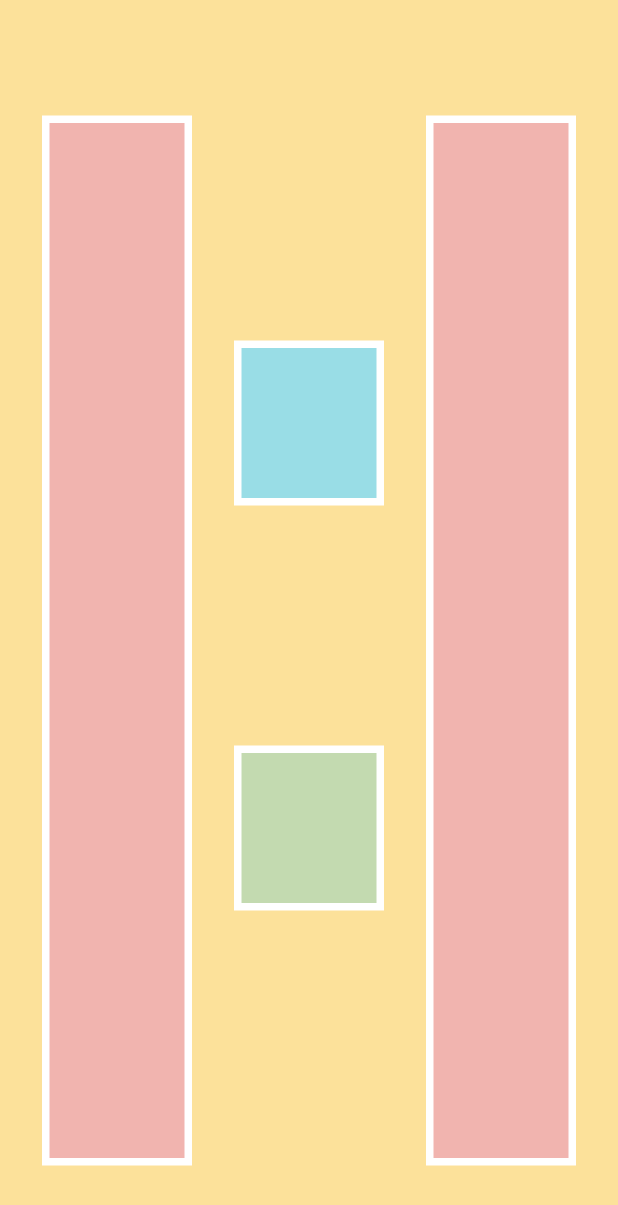
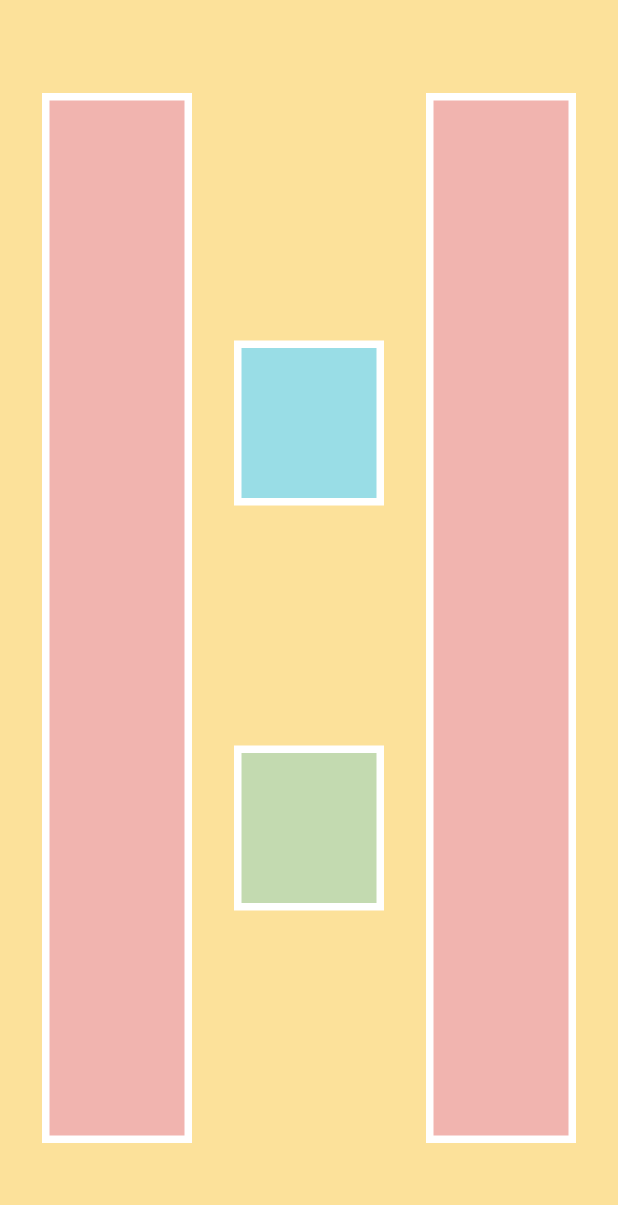
Before and after one commit to josevictorp81/layout, a Flutter app: the screen it shows after launch, on a phone screen of 412 x 824 dp. Shown: the top 1205 px of the screen. Run offline on Flutter 3.47's test engine with Material 2 defaults, Android fonts, the phone set to English and light mode, and no system bars.

Commit message:
mudando margin das colunas da direita e esquerda

```diff
--- a/lib/custom_colum.dart
+++ b/lib/custom_colum.dart
@@ -3,7 +3,7 @@ import 'package:flutter/material.dart';
 class CustomColum extends StatelessWidget {
   const CustomColum(
       {Key? key,
-      this.margin = 30,
+      this.margin = 0,
       required this.width,
       required this.height,
       required this.color})
```
Also changed, not shown: images/layout.jpeg, 1 other file.
